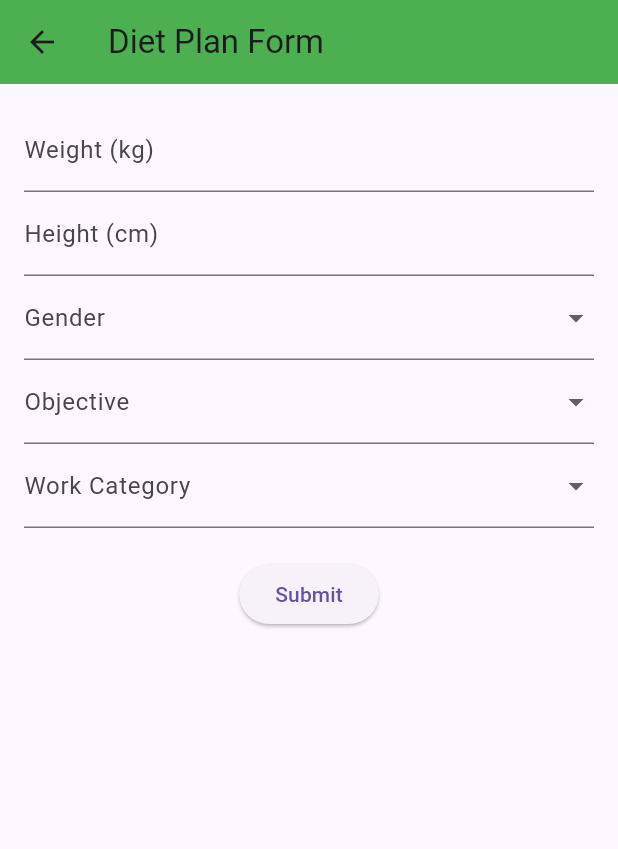
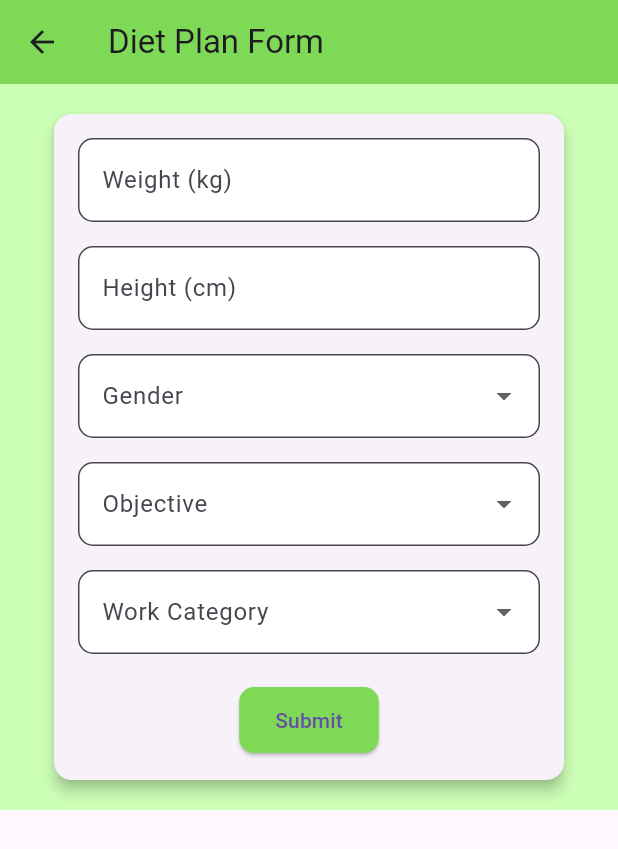
Before and after one commit to shoto87/Nutra-Fit, a Flutter app: the DietFormScreen screen opened directly, on a phone screen of 412 x 824 dp. Shown: the top 849 px of the screen. Run offline on Flutter 3.47's test engine with Material 3 defaults, Android fonts, the phone set to English and light mode, and no system bars; our stand-ins replace shared_preferences; accounts and stored records are empty.

Commit message:
modern form

```diff
--- a/Nutra-Fit-Frontend/lib/pages/diet_form.dart
+++ b/Nutra-Fit-Frontend/lib/pages/diet_form.dart
@@ -33,17 +33,37 @@ class _DietFormScreenState extends State<DietFormScreen> {
     return Scaffold(
       appBar: AppBar(
         title: const Text('Diet Plan Form'),
-        backgroundColor: Colors.green,
+        backgroundColor: const Color(0xFF7ed957),
       ),
-      body: Padding(
+      body: Container(
+        color: const Color(0xFFccffb6),
+        padding: const EdgeInsets.all(16.0),
+        child: SingleChildScrollView(
+          child: Center(
+            child: Padding(
+              padding: const EdgeInsets.symmetric(horizontal: 16.0),
+              child: Card(
+                elevation: 4,
+                shape: RoundedRectangleBorder(
+                  borderRadius: BorderRadius.circular(12.0),
+                ),
+                child: Padding(
                   padding: const EdgeInsets.all(16.0),
                   child: Form(
                     key: _formKey,
                     child: Column(
+                      mainAxisSize: MainAxisSize.min,
                       children: [
                         TextFormField(
                           controller: _weightController,
-                decoration: InputDecoration(labelText: 'Weight (kg)'),
+                          decoration: InputDecoration(
+                            labelText: 'Weight (kg)',
+                            border: OutlineInputBorder(
+                              borderRadius: BorderRadius.circular(10.0),
+                            ),
+                            filled: true,
+                            fillColor: Colors.white,
+                          ),
                           keyboardType: TextInputType.number,
                           validator: (value) {
                             if (value == null || value.isEmpty) {
@@ -52,9 +72,17 @@ class _DietFormScreenState extends State<DietFormScreen> {
                             return null;
                           },
                         ),
+                        const SizedBox(height: 16.0),
                         TextFormField(
                           controller: _heightController,
-                decoration: InputDecoration(labelText: 'Height (cm)'),
+                          decoration: InputDecoration(
+                            labelText: 'Height (cm)',
+                            border: OutlineInputBorder(
+                              borderRadius: BorderRadius.circular(10.0),
+                            ),
+                            filled: true,
+                            fillColor: Colors.white,
+                          ),
                           keyboardType: TextInputType.number,
                           validator: (value) {
                             if (value == null || value.isEmpty) {
@@ -63,9 +91,17 @@ class _DietFormScreenState extends State<DietFormScreen> {
                             return null;
                           },
                         ),
+                        const SizedBox(height: 16.0),
                         DropdownButtonFormField<String>(
                           value: _gender,
-                decoration: InputDecoration(labelText: 'Gender'),
+                          decoration: InputDecoration(
+                            labelText: 'Gender',
+                            border: OutlineInputBorder(
+                              borderRadius: BorderRadius.circular(10.0),
+                            ),
+                            filled: true,
+                            fillColor: Colors.white,
+                          ),
                           items: _genders.map((String value) {
                             return DropdownMenuItem<String>(
                               value: value,
@@ -77,12 +113,21 @@ class _DietFormScreenState extends State<DietFormScreen> {
                               _gender = newValue;
                             });
                           },
-                validator: (value) =>
-                    value == null ? 'Please select your gender' : null,
+                          validator: (value) => value == null
+                              ? 'Please select your gender'
+                              : null,
                         ),
+                        const SizedBox(height: 16.0),
                         DropdownButtonFormField<String>(
                           value: _objective,
-                decoration: InputDecoration(labelText: 'Objective'),
+                          decoration: InputDecoration(
+                            labelText: 'Objective',
+                            border: OutlineInputBorder(
+                                borderRadius: BorderRadius.circular(10.0),
+                                borderSide: BorderSide(color: Colors.green)),
+                            filled: true,
+                            fillColor: Colors.white,
+                          ),
                           items: _objectives.map((String value) {
                             return DropdownMenuItem<String>(
                               value: value,
@@ -94,12 +139,21 @@ class _DietFormScreenState extends State<DietFormScreen> {
                               _objective = newValue;
                             });
                           },
-                validator: (value) =>
-                    value == null ? 'Please select your objective' : null,
+                          validator: (value) => value == null
+                              ? 'Please select your objective'
+                              : null,
                         ),
+                        const SizedBox(height: 16.0),
                         DropdownButtonFormField<String>(
                           value: _workCategory,
-                decoration: InputDecoration(labelText: 'Work Category'),
+                          decoration: InputDecoration(
+                            labelText: 'Work Category',
+                            border: OutlineInputBorder(
+                              borderRadius: BorderRadius.circular(10.0),
+                            ),
+                            filled: true,
+                            fillColor: Colors.white,
+                          ),
                           items: _workCategories.map((String value) {
                             return DropdownMenuItem<String>(
                               value: value,
@@ -111,17 +165,31 @@ class _DietFormScreenState extends State<DietFormScreen> {
                               _workCategory = newValue;
                             });
                           },
-                validator: (value) =>
-                    value == null ? 'Please select your work category' : null,
+                          validator: (value) => value == null
+                              ? 'Please select your work category'
+                              : null,
                         ),
                         const SizedBox(height: 20),
                         _isLoading
                             ? CircularProgressIndicator()
                             : ElevatedButton(
                                 onPressed: _submitForm,
+                                style: ElevatedButton.styleFrom(
+                                  backgroundColor: const Color(0xFF7ed957),
+                                  padding: const EdgeInsets.symmetric(
+                                      horizontal: 24.0, vertical: 12.0),
+                                  shape: RoundedRectangleBorder(
+                                    borderRadius: BorderRadius.circular(10.0),
+                                  ),
+                                ),
                                 child: const Text('Submit'),
                               ),
                       ],
+                    ),
+                  ),
+                ),
+              ),
+            ),
           ),
         ),
       ),
```
Also changed, not shown: Nutra-Fit-Frontend/lib/pages/diet_menu_screen.dart (+33 -52 lines), Nutra-Fit-Frontend/lib/pages/profile_page.dart (+9 -0 lines), Nutra-Fit-Frontend/pubspec.yaml (+2 -5 lines), Nutra-Fit-Frontend/pubspec.lock, 1 other file. Lines whose indentation alone changed are shown as unchanged.
